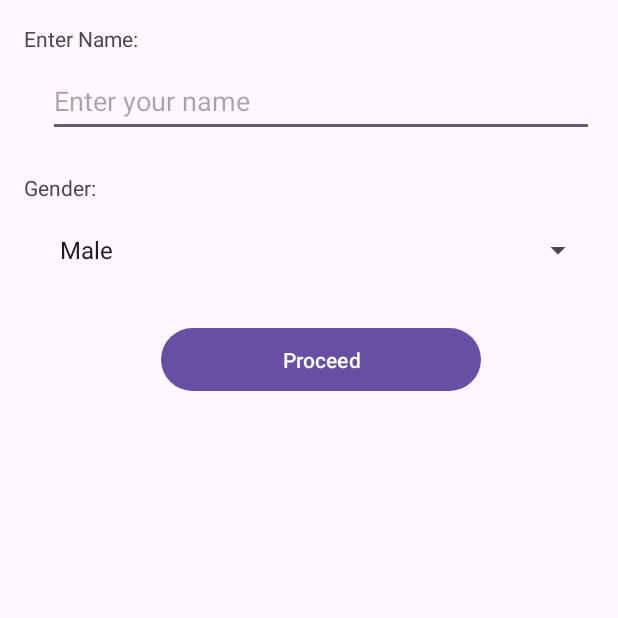
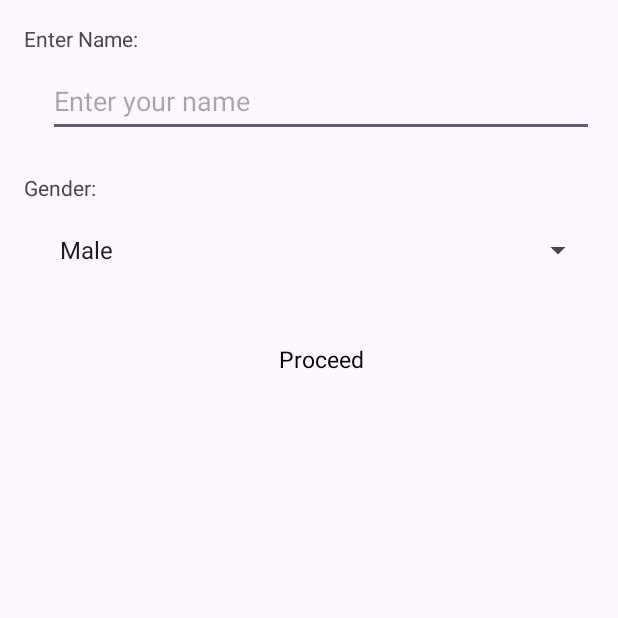
Before and after one commit to harvysdlc/FLTR, an Android app: the Registration screen opened directly, with no data from a screen before it, after a tap on "Proceed", on a phone screen of 412 x 824 dp, the top half of it. Run offline under Robolectric (Android 15) with nearby library versions, the phone set to English and light mode, and no system bars.

Commit message:
v1.1 registration java and xml button

```diff
--- a/app/src/main/java/com/example/fltr/Registration.java
+++ b/app/src/main/java/com/example/fltr/Registration.java
@@ -38,10 +38,10 @@ public class Registration extends AppCompatActivity {
             String gender = genderSpinner.getSelectedItem().toString();
 
             if (name.isEmpty()) {
-                Toast.makeText(Registration.this, "Please enter your name.", Toast.LENGTH_SHORT).show();
+                Toast.makeText(Registration.this, "Please enter your name or nickname.", Toast.LENGTH_SHORT).show();
             } else {
-                // Proceed with the data
-                Toast.makeText(Registration.this, "Name: " + name + "\nGender: " + gender, Toast.LENGTH_LONG).show();
+                // show name and gender in a small box hehe
+                //Toast.makeText(Registration.this, "Name: " + name + "\nGender: " + gender, Toast.LENGTH_LONG).show();
                 @SuppressLint("CutPasteId") Button proceed = findViewById(R.id.proceedButton);
                 proceed.setOnClickListener(view -> {
                     Intent intent = new Intent(Registration.this, ScreenMain.class);
--- a/app/src/main/res/layout/activity_registration.xml
+++ b/app/src/main/res/layout/activity_registration.xml
@@ -61,6 +61,13 @@
         android:layout_marginTop="24dp"
         android:layout_marginEnd="16dp"
         android:text="@string/proceed"
+        android:background="@android:color/transparent"
+        android:fontFamily="sans-serif"
+        android:textAppearance="@style/TextAppearance.AppCompat.Large"
+        android:textColor="@color/black"
+        android:textSize="15sp"
+        android:typeface="normal"
+        android:visibility="visible"
         app:layout_constraintEnd_toEndOf="parent"
         app:layout_constraintStart_toStartOf="@id/genderTextView"
         app:layout_constraintTop_toBottomOf="@id/genderSpinner" />
```
